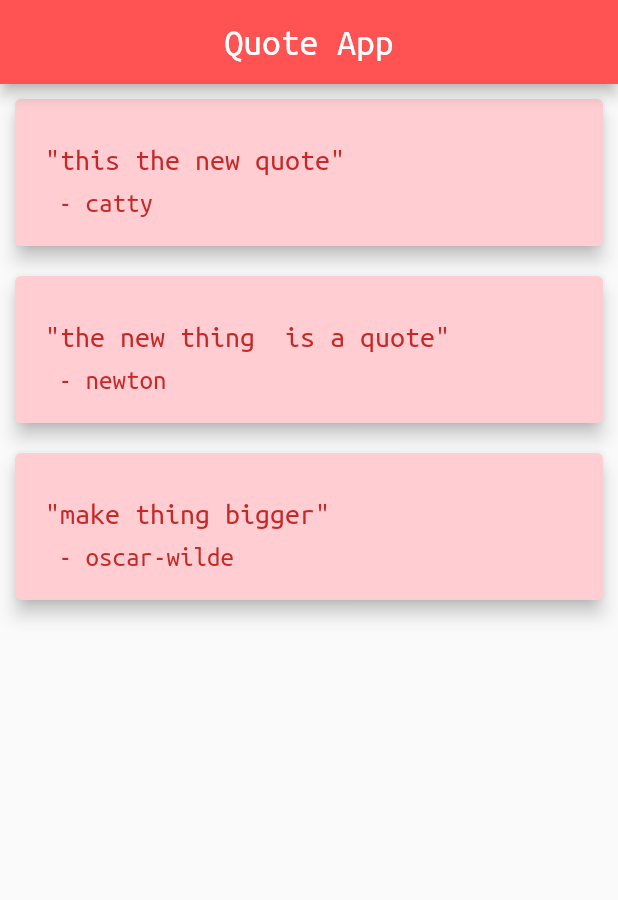
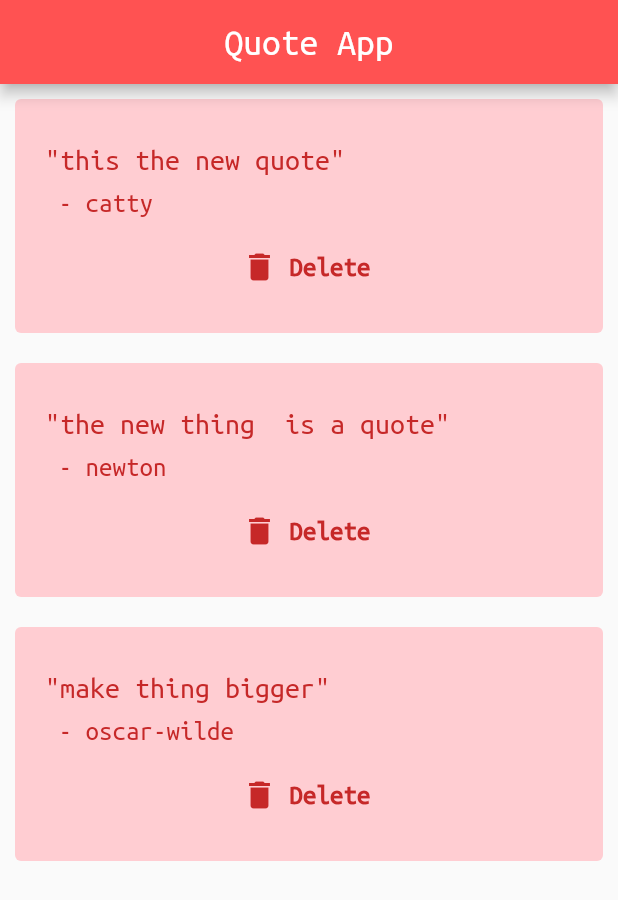
Before and after one commit to SimpleIndian/Learning_flutter, a Flutter app: the screen it shows after launch, on a phone screen of 412 x 824 dp. Shown: the top 900 px of the screen. Run offline on Flutter 3.47's test engine with Material 2 defaults, Android fonts, the phone set to English and light mode, and no system bars.

```diff
--- a/lib/main.dart
+++ b/lib/main.dart
@@ -1,5 +1,7 @@
 import 'package:flutter/material.dart';
+import './quote_card.dart';
 import './quote.dart';
+
 void main() =>
     runApp(MaterialApp(debugShowCheckedModeBanner: false, home: Myquote()));
 
@@ -10,43 +12,10 @@ class Myquote extends StatefulWidget {
 
 class _MyquoteState extends State<Myquote> {
   List<Quotes> quoteList = [
-    Quotes(author:'catty', text: 'this the new quote'),
-    Quotes(author:'newton', text: 'the new thing  is a quote'),
-    Quotes(author:'oscar-wilde',text: 'make thing bigger'),
+    Quotes(author: 'catty', text: 'this the new quote'),
+    Quotes(author: 'newton', text: 'the new thing  is a quote'),
+    Quotes(author: 'oscar-wilde', text: 'make thing bigger'),
   ];
-
-  //addding a separate function to generate a card
-Widget quoteTempate(quote){
-  return Card(
-    margin: EdgeInsets.all(10.0),
-    elevation: 5.0,
-    color: Colors.red[100],
-    child:Padding(
-      padding: const EdgeInsets.fromLTRB(20.0,30.0,20.0,20.0),
-      child: Column(
-        crossAxisAlignment: CrossAxisAlignment.stretch,
-        children: <Widget>[
-          Text("\"${quote.text}\"",
-            style: TextStyle(
-              fontSize:20.0,
-              color: Colors.red[800],
-              fontFamily: 'ubuntu'
-            ),
-          ),
-          SizedBox(
-          height: 10.0,
-          ),
-          Text(" - ${quote.author}", style:TextStyle(
-            fontSize:18.0,
-            fontFamily: 'ubuntu',
-            color:Colors.red[800]
-          ))
-      ],),
-    ),
-  );
-}
-
-
 
   @override
   Widget build(BuildContext context) {
@@ -61,7 +30,14 @@ Widget quoteTempate(quote){
         ),
         body: Column(
             crossAxisAlignment: CrossAxisAlignment.start,
-          children: quoteList.map((quote)=>quoteTempate(quote)).toList() //passing the function
-    ));
+            children: quoteList
+                .map((quote) => QuoteCard(
+                    quote: quote,
+                    delet: () {
+                      setState(() {
+                        quoteList.remove(quote);
+                      });
+                    }))
+                .toList()));
   }
 }
--- a/lib/quote.dart
+++ b/lib/quote.dart
@@ -1,5 +1,6 @@
 class Quotes {
   String text;
   String author;
-  Quotes({this.author, this.text}); //making this a named paramerter in constructor
+  Quotes(
+      {this.author, this.text}); //making this a named paramerter in constructor
 }
--- /dev/null
+++ b/lib/quote_card.dart
@@ -0,0 +1,56 @@
+import 'package:flutter/material.dart';
+import './quote.dart';
+
+class QuoteCard extends StatelessWidget {
+  final Quotes quote;
+  final Function delet;
+  QuoteCard(
+      {this.quote,
+      this.delet}
+      ); //constructor accepet the value and make the widget
+
+  @override
+  Widget build(BuildContext context) {
+    return Card(
+      margin: EdgeInsets.all(10.0),
+      elevation: 0.0,
+      color: Colors.red[100],
+      child: Padding(
+        padding: const EdgeInsets.fromLTRB(20.0, 30.0, 20.0, 20.0),
+        child: Column(
+          crossAxisAlignment: CrossAxisAlignment.stretch,
+          children: <Widget>[
+            Text(
+              "\"${quote.text}\"",
+              style: TextStyle(
+                  fontSize: 20.0, color: Colors.red[800], fontFamily: 'ubuntu'),
+            ),
+            SizedBox(
+              height: 10.0,
+            ),
+            Text(" - ${quote.author}",
+                style: TextStyle(
+                    fontSize: 18.0,
+                    fontFamily: 'ubuntu',
+                    color: Colors.red[800])),
+            SizedBox(height: 10.0),
+            FlatButton.icon(
+                onPressed: delet,
+                icon: Icon(
+                  Icons.delete,
+                  color: Colors.red[800],
+                ),
+                label: Text(
+                  'Delete',
+                  style: TextStyle(
+                      fontFamily: 'ubuntu',
+                      fontSize: 18.0,
+                      color: Colors.red[800],
+                      fontWeight: FontWeight.bold),
+                ))
+          ],
+        ),
+      ),
+    );
+  }
+}
```
Lines whose indentation alone changed are shown as unchanged.
